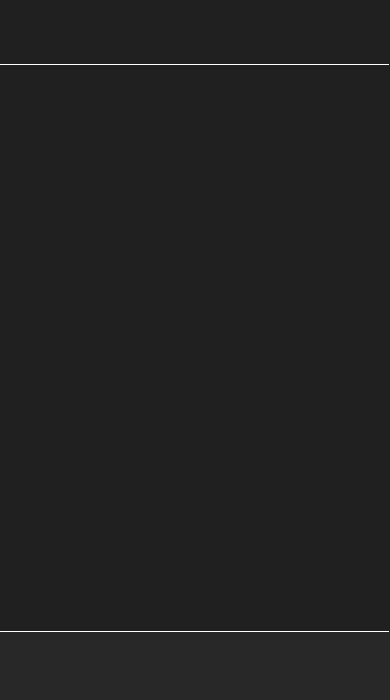
Old version of the form mainwindow.ui in the repository clipesss/YouTubePhoneProject.
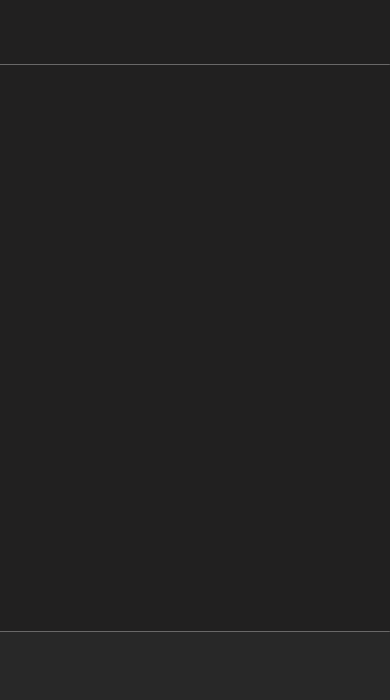
New version of the form.

What changed in the file:
```diff
--- a/mainwindow.ui
+++ b/mainwindow.ui
@@ -49,10 +49,8 @@
        </rect>
       </property>
       <property name="styleSheet">
-       <string notr="true">Line#line
-{
-background-color: rgb(91, 90, 90);
-}</string>
+       <string notr="true">background-color: rgb(91, 90, 90);
+</string>
       </property>
       <property name="orientation">
        <enum>Qt::Orientation::Horizontal</enum>
@@ -68,10 +66,8 @@
        </rect>
       </property>
       <property name="styleSheet">
-       <string notr="true">Line#line_2
-{
-background-color: rgb(91, 90, 90);
-}</string>
+       <string notr="true">background-color: rgb(91, 90, 90);
+</string>
       </property>
       <property name="orientation">
        <enum>Qt::Orientation::Horizontal</enum>
```
Left out of the diff: 59 changed lines with no effect on the pictures.
